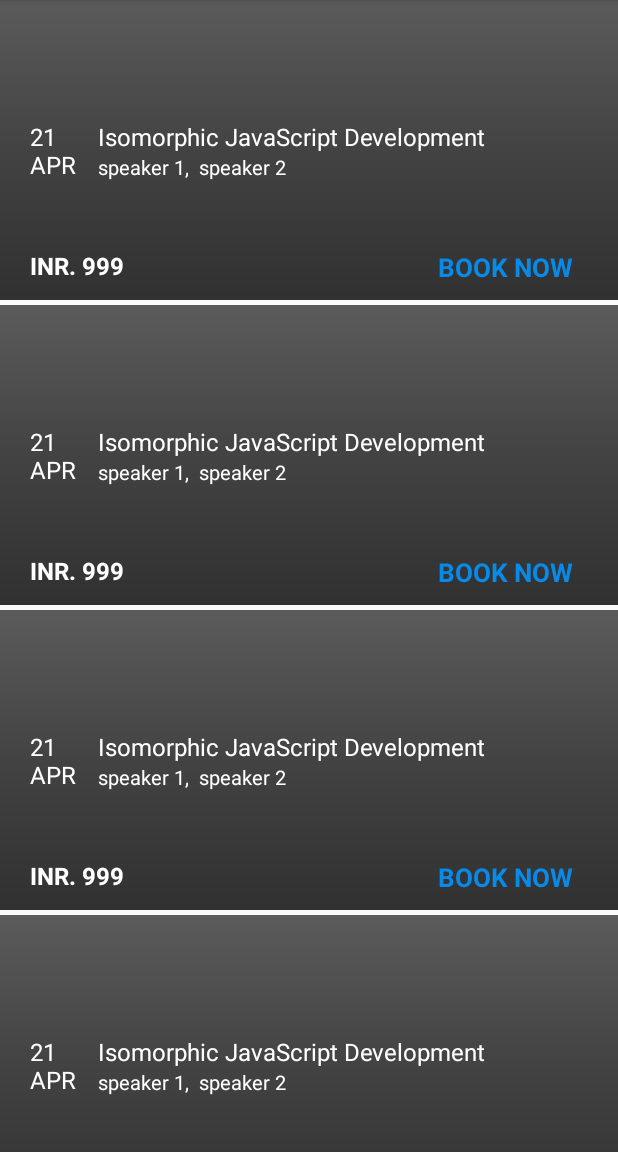
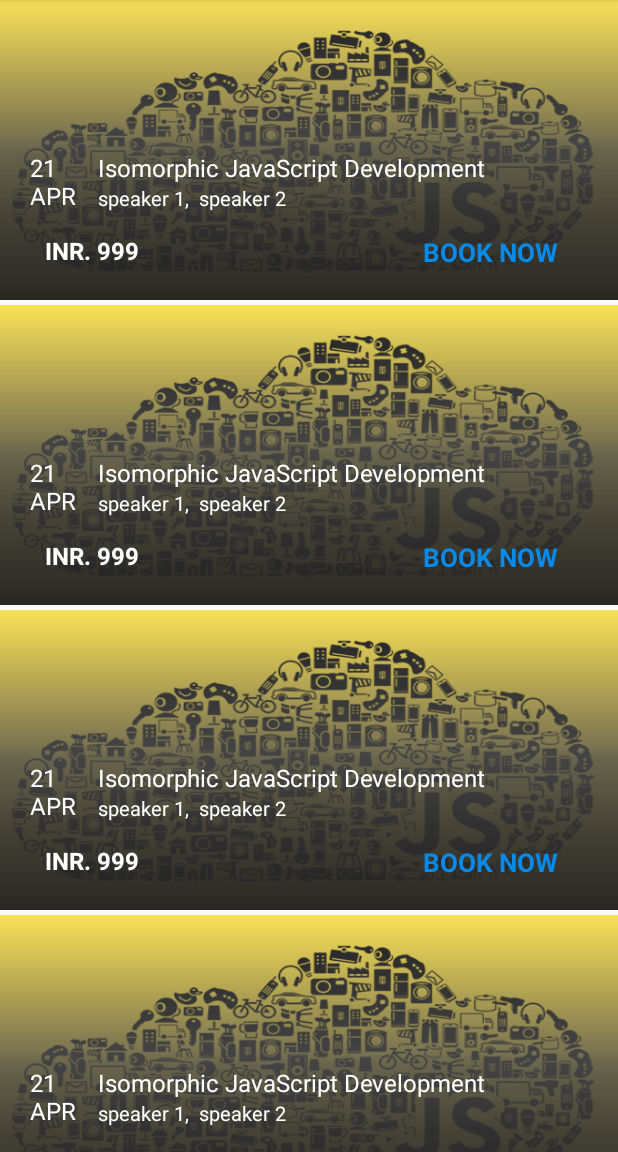
Before and after one commit to toscstudio/hellomeets_android-app, an Android app: the fragment UpcomingEventListFragment placed in its activity, on a phone screen of 412 x 824 dp, the part 84-1236 px from its top. Run offline under Robolectric (Android 15) with nearby library versions, the phone set to English and light mode, and no system bars; libraries missing offline, so code that uses them is left out: com.thefinestartist.finestwebview; 1 statement that could not run was skipped.

Commit message:
new card placeholders
Signed-off-by: Arnav Gupta <championswimmer@gmail.com>

```diff
--- /dev/null
+++ b/app/src/main/res/drawable/event_card_foreground_gradient.xml
@@ -0,0 +1,12 @@
+<?xml version="1.0" encoding="utf-8"?>
+<shape xmlns:android="http://schemas.android.com/apk/res/android" android:shape="rectangle" >
+    <gradient
+        android:endColor="#00000000"
+        android:centerColor="#d1333333"
+        android:startColor="#ed222222"
+        android:angle="90"/>
+    <corners
+        android:radius="0dp"/>
+
+
+</shape>
--- a/app/src/main/res/layout/item_event.xml
+++ b/app/src/main/res/layout/item_event.xml
@@ -14,8 +14,13 @@
         android:transitionName="@string/transition_string"
         android:layout_width="match_parent"
         android:layout_height="match_parent"
-        android:background="@color/cardview_dark_background"
+        android:background="@drawable/javascript_banner"
         android:scaleType="centerCrop" />
+    <View
+        android:background="@drawable/event_card_foreground_gradient"
+        android:id="@+id/dark_gradient_view"
+        android:layout_height="match_parent"
+        android:layout_width="match_parent"/>
 
     <View
         android:id="@+id/pallete"
@@ -29,9 +34,11 @@
         android:background="?selectableItemBackground"
         />
 
-    <RelativeLayout
+    <LinearLayout
+        android:layout_gravity="bottom"
         android:layout_width="match_parent"
-        android:layout_height="match_parent"
+        android:layout_height="wrap_content"
+        android:padding="10dp"
         android:background="@drawable/bg_gradient"
         android:orientation="vertical">
 
@@ -39,9 +46,6 @@
         <LinearLayout
             android:layout_width="match_parent"
             android:layout_height="wrap_content"
-            android:layout_alignParentTop="true"
-            android:layout_marginLeft="10dp"
-            android:layout_marginTop="80dp"
             android:orientation="horizontal">
 
             <TextView
@@ -90,7 +94,6 @@
         <RelativeLayout
             android:layout_width="match_parent"
             android:layout_height="wrap_content"
-            android:layout_alignParentBottom="true"
             android:layout_marginBottom="10dp"
             android:layout_marginTop="5dp"
             android:orientation="horizontal">
@@ -129,7 +132,7 @@
         </RelativeLayout>
 
 
-    </RelativeLayout>
+    </LinearLayout>
 
 
 </FrameLayout>
--- a/build.gradle
+++ b/build.gradle
@@ -5,7 +5,7 @@ buildscript {
         jcenter()
     }
     dependencies {
-        classpath 'com.android.tools.build:gradle:2.1.0-alpha5'
+        classpath 'com.android.tools.build:gradle:2.1.0'
 
         // NOTE: Do not place your application dependencies here; they belong
         // in the individual module build.gradle files
```
Also changed, not shown: app/src/main/res/drawable-nodpi/javascript_banner.png (added).
